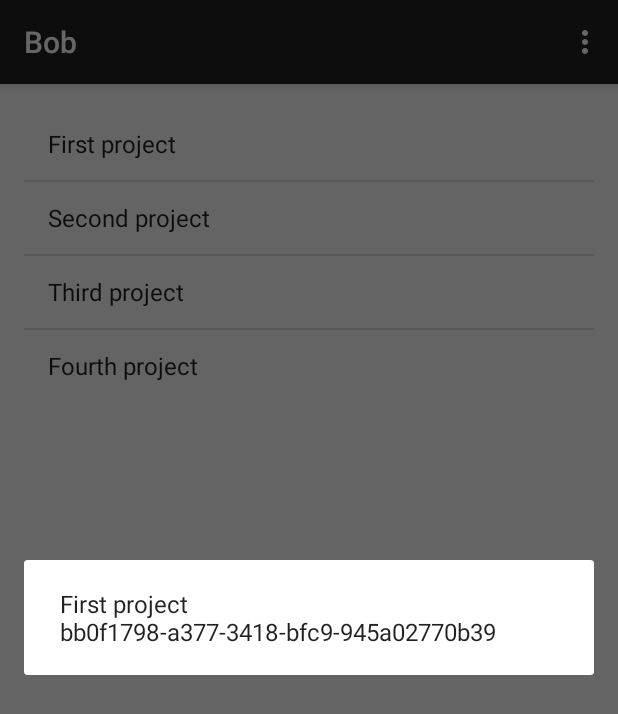
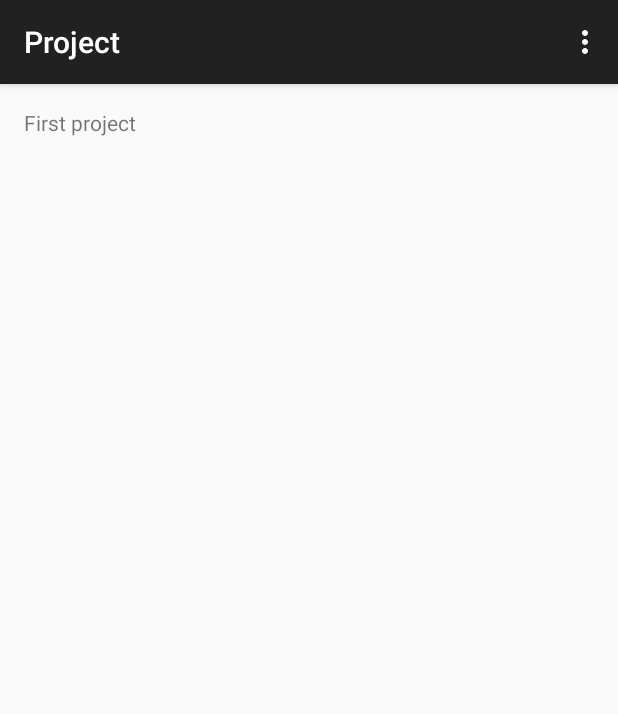
Before and after one commit to ngirardin/graveyard_bob, an Android app: the screen it shows after launch (ProjectListActivity before the commit, ProjectActivity after it), after a tap on "First project", on a phone screen of 412 x 824 dp. Shown: the top 714 px of the screen. Run offline under Robolectric (Android 15) with nearby library versions, the phone set to English and light mode, and no system bars.

Commit message:
Creating and launching the project details activity

```diff
--- a/app/src/main/AndroidManifest.xml
+++ b/app/src/main/AndroidManifest.xml
@@ -7,9 +7,8 @@
         android:icon="@drawable/ic_launcher"
         android:label="@string/app_name"
         android:theme="@style/AppTheme" >
-
         <activity
-            android:name=".activities.ProjectListActivity"
+            android:name="fr.dmconcept.bob.activities.ProjectListActivity"
             android:label="@string/app_name" >
             <intent-filter>
                 <action android:name="android.intent.action.MAIN" />
@@ -17,7 +16,10 @@
                 <category android:name="android.intent.category.LAUNCHER" />
             </intent-filter>
         </activity>
-
+        <activity
+            android:name="fr.dmconcept.bob.activities.ProjectActivity"
+            android:label="@string/title_activity_project" >
+        </activity>
     </application>
 
 </manifest>
--- /dev/null
+++ b/app/src/main/java/fr/dmconcept/bob/activities/ProjectActivity.java
@@ -0,0 +1,83 @@
+package fr.dmconcept.bob.activities;
+
+import android.content.Intent;
+import android.os.Bundle;
+import android.support.v4.app.Fragment;
+import android.support.v7.app.ActionBarActivity;
+import android.view.LayoutInflater;
+import android.view.Menu;
+import android.view.MenuItem;
+import android.view.View;
+import android.view.ViewGroup;
+import android.widget.TextView;
+
+import fr.dmconcept.bob.R;
+import fr.dmconcept.bob.models.Project;
+import fr.dmconcept.bob.models.Projects;
+
+public class ProjectActivity extends ActionBarActivity {
+
+    // The current project
+    public static Project project;
+
+    @Override
+    protected void onCreate(Bundle savedInstanceState) {
+        super.onCreate(savedInstanceState);
+
+        // Get the project ID from the Intent
+        Intent intent = getIntent();
+        String projectId = intent.getStringExtra(ProjectListActivity.EXTRA_PROJECT_ID);
+        this.project = Projects.findById(projectId);
+
+        setContentView(R.layout.activity_project);
+
+        if (savedInstanceState == null) {
+            getSupportFragmentManager().beginTransaction()
+                .add(R.id.container, new PlaceholderFragment())
+                .commit();
+        }
+    }
+
+
+    @Override
+    public boolean onCreateOptionsMenu(Menu menu) {
+
+        // Inflate the menu; this adds items to the action bar if it is present.
+        getMenuInflater().inflate(R.menu.project, menu);
+        return true;
+    }
+
+    @Override
+    public boolean onOptionsItemSelected(MenuItem item) {
+        // Handle action bar item clicks here. The action bar will
+        // automatically handle clicks on the Home/Up button, so long
+        // as you specify a parent activity in AndroidManifest.xml.
+        int id = item.getItemId();
+        if (id == R.id.action_settings) {
+            return true;
+        }
+        return super.onOptionsItemSelected(item);
+    }
+
+    /**
+     * A placeholder fragment containing a simple view.
+     */
+    public static class PlaceholderFragment extends Fragment {
+
+        public PlaceholderFragment() {
+        }
+
+        @Override
+        public View onCreateView(LayoutInflater inflater, ViewGroup container, Bundle savedInstanceState) {
+
+            View rootView = inflater.inflate(R.layout.fragment_project, container, false);
+
+            TextView projectName = (TextView) rootView.findViewById(R.id.projectName);
+            projectName.setText(project.name);
+
+            return rootView;
+        }
+
+    }
+
+}
--- a/app/src/main/java/fr/dmconcept/bob/activities/ProjectListActivity.java
+++ b/app/src/main/java/fr/dmconcept/bob/activities/ProjectListActivity.java
@@ -1,25 +1,17 @@
 package fr.dmconcept.bob.activities;
 
 import android.app.AlertDialog;
-import android.app.Dialog;
+import android.content.Intent;
 import android.support.v7.app.ActionBarActivity;
-import android.support.v7.app.ActionBar;
 import android.support.v4.app.Fragment;
 import android.os.Bundle;
 import android.view.LayoutInflater;
 import android.view.Menu;
 import android.view.MenuItem;
-import android.view.MotionEvent;
 import android.view.View;
 import android.view.ViewGroup;
-import android.os.Build;
 import android.widget.AdapterView;
-import android.widget.ArrayAdapter;
-import android.widget.ListAdapter;
 import android.widget.ListView;
-
-import java.util.ArrayList;
-import java.util.List;
 
 import fr.dmconcept.bob.R;
 import fr.dmconcept.bob.adapters.ProjectAdapter;
@@ -28,10 +20,12 @@ import fr.dmconcept.bob.models.Projects;
 
 public class ProjectListActivity extends ActionBarActivity {
 
+    public final static String EXTRA_PROJECT_ID = "fr.dmconcept.bob.extras.projectId";
+
     @Override
     protected void onCreate(Bundle savedInstanceState) {
         super.onCreate(savedInstanceState);
-        setContentView(R.layout.activity_main);
+        setContentView(R.layout.activity_project_list);
 
         if (savedInstanceState == null) {
             getSupportFragmentManager().beginTransaction()
@@ -45,7 +39,7 @@ public class ProjectListActivity extends ActionBarActivity {
     public boolean onCreateOptionsMenu(Menu menu) {
 
         // Inflate the menu; this adds items to the action bar if it is present.
-        getMenuInflater().inflate(R.menu.main, menu);
+        getMenuInflater().inflate(R.menu.project_list, menu);
         return true;
     }
 
@@ -71,7 +65,7 @@ public class ProjectListActivity extends ActionBarActivity {
 
         @Override
         public View onCreateView(LayoutInflater inflater, ViewGroup container, Bundle savedInstanceState) {
-            View rootView = inflater.inflate(R.layout.fragment_main, container, false);
+            View rootView = inflater.inflate(R.layout.fragment_project_list, container, false);
             return rootView;
         }
 
@@ -90,10 +84,10 @@ public class ProjectListActivity extends ActionBarActivity {
                     ProjectAdapter adapter = (ProjectAdapter) parent.getAdapter();
                     Project project = adapter.getItem(position);
 
-                    new AlertDialog.Builder(view.getContext())
-                        .setMessage(project.name + " " + project.id)
-                        .show();
-                    // Start the create project activity
+                    // Start the project details activity
+                    Intent intent = new Intent(view.getContext(), ProjectActivity.class);
+                    intent.putExtra(EXTRA_PROJECT_ID, project.id);
+                    startActivity(intent);
 
                 }
             });
--- a/app/src/main/java/fr/dmconcept/bob/models/Projects.java
+++ b/app/src/main/java/fr/dmconcept/bob/models/Projects.java
@@ -1,4 +1,6 @@
 package fr.dmconcept.bob.models;
+
+import java.util.Arrays;
 
 public class Projects {
 
@@ -13,4 +15,18 @@ public class Projects {
         return projects;
     }
 
+    public static Project findById(String id) {
+
+        for (int i = 0; i < projects.length; i++) {
+
+            Project p = projects[i];
+
+            if (p.id.equals(id))
+                return p;
+
+        }
+
+        throw new RuntimeException("Project " + id + " not found");
+    }
+
 }
--- /dev/null
+++ b/app/src/main/res/layout/activity_project.xml
@@ -0,0 +1,7 @@
+<FrameLayout xmlns:android="http://schemas.android.com/apk/res/android"
+    xmlns:tools="http://schemas.android.com/tools"
+    android:id="@+id/container"
+    android:layout_width="match_parent"
+    android:layout_height="match_parent"
+    tools:context="fr.dmconcept.bob.activities.ProjectActivity"
+    tools:ignore="MergeRootFrame" />
--- a/app/src/main/res/layout/activity_main.xml
+++ b/app/src/main/res/layout/activity_project_list.xml
@@ -3,5 +3,5 @@
     android:id="@+id/container"
     android:layout_width="match_parent"
     android:layout_height="match_parent"
-    tools:context="fr.dmconcept.bob.activities.MainActivity"
+    tools:context="fr.dmconcept.bob.activities.ProjectListActivity"
     tools:ignore="MergeRootFrame" />
--- /dev/null
+++ b/app/src/main/res/layout/fragment_project.xml
@@ -0,0 +1,16 @@
+<RelativeLayout xmlns:android="http://schemas.android.com/apk/res/android"
+    xmlns:tools="http://schemas.android.com/tools"
+    android:layout_width="match_parent"
+    android:layout_height="match_parent"
+    android:paddingLeft="@dimen/activity_horizontal_margin"
+    android:paddingRight="@dimen/activity_horizontal_margin"
+    android:paddingTop="@dimen/activity_vertical_margin"
+    android:paddingBottom="@dimen/activity_vertical_margin"
+    tools:context="fr.dmconcept.bob.activities.Project$PlaceholderFragment">
+
+    <TextView
+        android:id="@+id/projectName"
+        android:layout_width="wrap_content"
+        android:layout_height="wrap_content" />
+
+</RelativeLayout>
--- a/app/src/main/res/layout/fragment_main.xml
+++ b/app/src/main/res/layout/fragment_project_list.xml
@@ -6,11 +6,11 @@
     android:paddingRight="@dimen/activity_horizontal_margin"
     android:paddingTop="@dimen/activity_vertical_margin"
     android:paddingBottom="@dimen/activity_vertical_margin"
-    tools:context="fr.dmconcept.bob.activities.MainActivity$PlaceholderFragment">
+    tools:context="fr.dmconcept.bob.activities.ProjectListActivity$PlaceholderFragment">
 
     <ListView
+        android:id="@+id/projectList"
         android:layout_width="wrap_content"
-        android:layout_height="wrap_content"
-        android:id="@+id/projectList" />
+        android:layout_height="wrap_content" />
 
 </RelativeLayout>
--- a/app/src/main/res/menu/main.xml
+++ b/app/src/main/res/menu/project.xml
@@ -1,7 +1,7 @@
 <menu xmlns:android="http://schemas.android.com/apk/res/android"
     xmlns:app="http://schemas.android.com/apk/res-auto"
     xmlns:tools="http://schemas.android.com/tools"
-    tools:context="fr.dmconcept.bob.activities.MainActivity" >
+    tools:context="fr.dmconcept.bob.activities.ProjectActivity" >
 
     <item android:id="@+id/action_settings"
         android:title="@string/action_settings"
--- /dev/null
+++ b/app/src/main/res/menu/project_list.xml
@@ -0,0 +1,10 @@
+<menu xmlns:android="http://schemas.android.com/apk/res/android"
+    xmlns:app="http://schemas.android.com/apk/res-auto"
+    xmlns:tools="http://schemas.android.com/tools"
+    tools:context="fr.dmconcept.bob.activities.ProjectListActivity" >
+
+    <item android:id="@+id/action_settings"
+        android:title="@string/action_settings"
+        android:orderInCategory="100"
+        app:showAsAction="never" />
+</menu>
--- a/app/src/main/res/values/strings.xml
+++ b/app/src/main/res/values/strings.xml
@@ -4,5 +4,6 @@
     <string name="app_name">Bob</string>
     <string name="hello_world">Hello world!</string>
     <string name="action_settings">Settings</string>
+    <string name="title_activity_project">Project</string>
 
 </resources>
```
